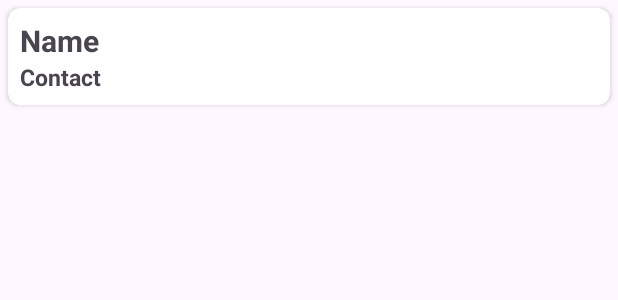
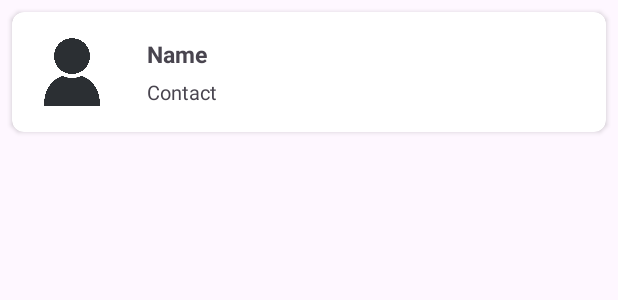
Before and after one commit to jysh1023/Madcamp_Project1_COGAWE, an Android app: the layout item_contact.xml on its own in the app's theme, with its tools: preview values and no code run, on a phone screen of 412 x 824 dp. Shown: the top 300 px of the screen. Run offline under Robolectric (Android 15) with nearby library versions, the phone set to English and light mode, and no system bars.

Commit message:
Edit Contact Item & Add Action Bar

```diff
--- a/app/build.gradle
+++ b/app/build.gradle
@@ -42,6 +42,9 @@ dependencies {
     implementation 'androidx.appcompat:appcompat:1.6.1'
     implementation 'com.google.android.material:material:1.5.0'
     implementation 'androidx.constraintlayout:constraintlayout:2.1.4'
+    implementation 'androidx.legacy:legacy-support-v4:1.0.0'
+    implementation 'androidx.lifecycle:lifecycle-livedata-ktx:2.6.1'
+    implementation 'androidx.lifecycle:lifecycle-viewmodel-ktx:2.6.1'
     testImplementation 'junit:junit:4.13.2'
     androidTestImplementation 'androidx.test.ext:junit:1.1.5'
     androidTestImplementation 'androidx.test.espresso:espresso-core:3.5.1'
--- a/app/src/main/res/layout/fragment_contact.xml
+++ b/app/src/main/res/layout/fragment_contact.xml
@@ -6,11 +6,6 @@
     tools:context=".contact.ContactFragment"
     android:orientation="vertical">
 
-    <TextView
-        android:layout_width="match_parent"
-        android:layout_height="wrap_content"
-        android:text="Hello Contact Fragment"
-        android:textSize="24sp"/>
 
     <androidx.recyclerview.widget.RecyclerView
         android:id="@+id/recyclerView"
--- a/app/src/main/res/layout/item_contact.xml
+++ b/app/src/main/res/layout/item_contact.xml
@@ -4,34 +4,51 @@
     xmlns:tools="http://schemas.android.com/tools"
     android:layout_width="match_parent"
     android:layout_height="wrap_content"
-    android:padding="8dp"
-    android:layout_margin="5dp"
+    android:layout_margin="8dp"
     app:cardCornerRadius="8dp">
 
     <LinearLayout
         android:layout_width="match_parent"
         android:layout_height="wrap_content"
+        android:orientation="horizontal">
+
+
+        <com.google.android.material.imageview.ShapeableImageView
+            android:layout_width="60dp"
+            android:layout_height="60dp"
+            app:layout_constraintTop_toTopOf="parent"
+            app:layout_constraintStart_toStartOf="parent"
+            app:layout_constraintEnd_toEndOf="parent"
+            android:src="@drawable/user_icon"
+            android:layout_margin="10dp"
+            app:shapeAppearanceOverlay="@style/CircularShape"
+            />
+
+        <LinearLayout
+            android:layout_width="match_parent"
+            android:layout_height="match_parent"
             android:orientation="vertical"
-        android:padding="8dp">
+            android:gravity="center_horizontal|center_vertical"
+            android:padding="10dp">
 
             <TextView
                 android:id="@+id/user_name"
                 android:layout_width="match_parent"
                 android:layout_height="wrap_content"
+                android:layout_marginBottom="5dp"
                 android:text="Name"
+                android:textSize="15dp"
                 android:textStyle="bold"
-            android:textSize="20dp"/>
+                tools:ignore="TextSizeCheck" />
 
             <TextView
                 android:id="@+id/user_contact"
                 android:layout_width="match_parent"
                 android:layout_height="wrap_content"
                 android:text="Contact"
-            android:textSize="15dp"
-            android:textStyle="bold"
+                android:textSize="13dp"
                 tools:ignore="TextSizeCheck" />
 
-
         </LinearLayout>
-
+    </LinearLayout>
 </androidx.cardview.widget.CardView >
--- /dev/null
+++ b/app/src/main/res/values/style.xml
@@ -0,0 +1,6 @@
+<?xml version="1.0" encoding="utf-8"?>
+<resources>
+    <style name="CircularShape" parent="">
+        <item name="cornerSize">50%</item>
+    </style>
+</resources>
```
Also changed, not shown: app/src/main/java/com/example/madcamp_project1/contact/ContactData.kt (+4 -3 lines), app/src/main/res/layout/activity_main.xml (+11 -0 lines), app/src/main/res/drawable/user_icon.jpg (added). Lines whose indentation alone changed are shown as unchanged.
